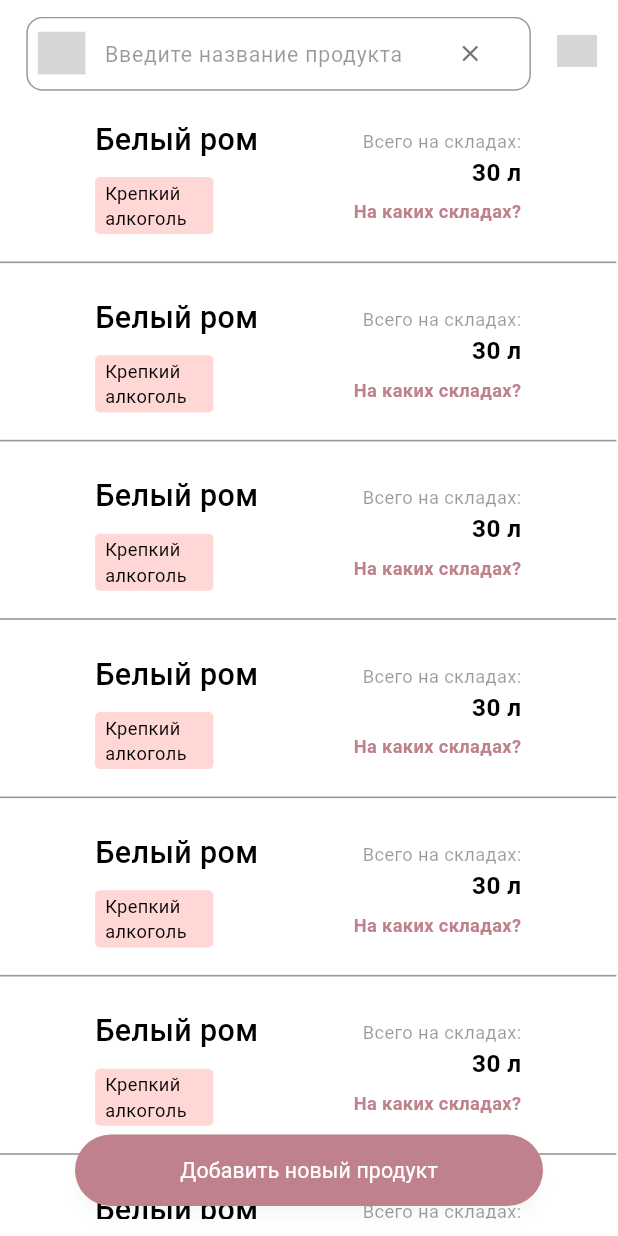
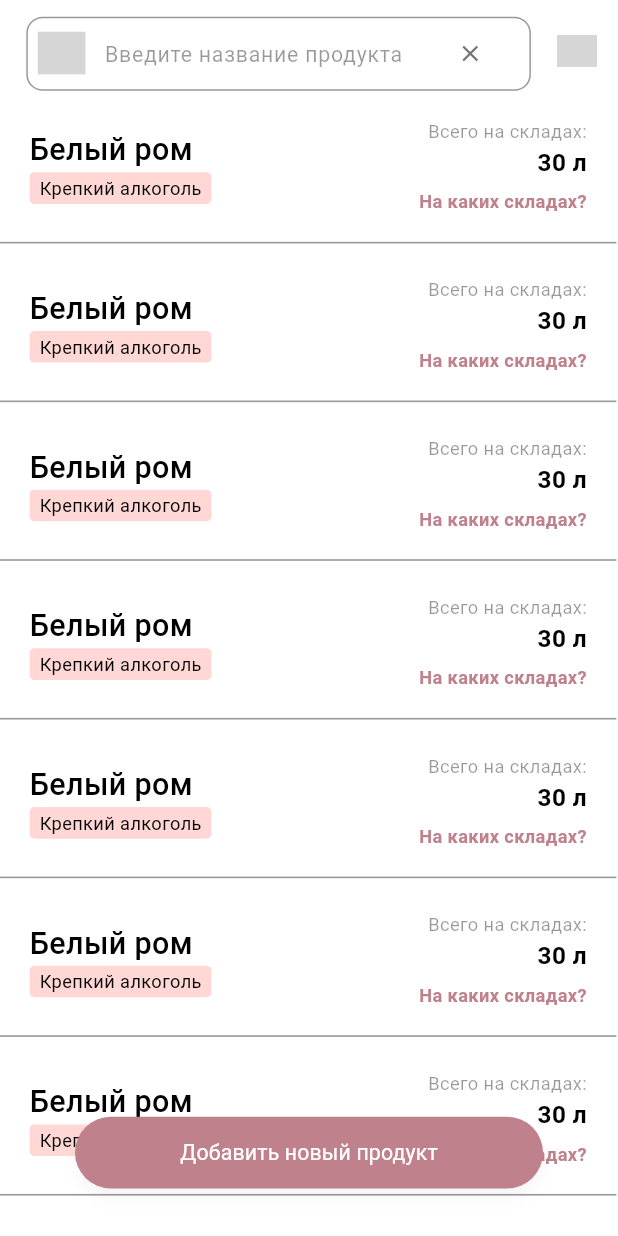
Before and after one commit to nvsich/csevent, a Flutter app: the ProductsScreen screen opened directly, on a phone screen of 412 x 824 dp. Run offline on Flutter 3.47's test engine with Material 3 defaults, Android fonts, the light colour scheme and no system bars; our stand-ins replace cached_network_image, flutter_svg, pin_code_fields; Roboto replaces fonts that are missing (Montserrat); grey boxes are pictures that could not be loaded.

Commit message:
fix events + products screens

```diff
--- a/lib/screens/dashboard/screens/events/events_screen.dart
+++ b/lib/screens/dashboard/screens/events/events_screen.dart
@@ -59,7 +59,7 @@ class EventsScreen extends StatelessWidget {
 
   Widget _buildEventCardsListItemWidget(context) {
     return Container(
-      width: MediaQuery.of(context).size.width,
+      width: MediaQuery.of(context).size.width - 45,
       padding: EdgeInsets.symmetric(
         horizontal: 62.h,
         vertical: 22.v,
--- a/lib/screens/dashboard/screens/products/products_screen.dart
+++ b/lib/screens/dashboard/screens/products/products_screen.dart
@@ -131,10 +131,10 @@ class ProductsScreen extends StatelessWidget {
   }) {
     return Container(
       margin: EdgeInsets.only(right: 1.h),
-      padding: EdgeInsets.symmetric(vertical: 18.v),
+      padding: EdgeInsets.symmetric(horizontal: 18.h, vertical: 18.v),
       decoration: AppDecoration.outlineBlack900,
       child: Row(
-        mainAxisAlignment: MainAxisAlignment.spaceEvenly,
+        mainAxisAlignment: MainAxisAlignment.spaceBetween,
         children: [
           Column(
             crossAxisAlignment: CrossAxisAlignment.start,
@@ -143,9 +143,7 @@ class ProductsScreen extends StatelessWidget {
                 productName,
                 style: theme.textTheme.titleLarge,
               ),
-              SizedBox(height: 10.v),
               Container(
-                width: 72.h,
                 padding: EdgeInsets.symmetric(
                   horizontal: 6.h,
                   vertical: 2.v,
@@ -153,11 +151,13 @@ class ProductsScreen extends StatelessWidget {
                 decoration: AppDecoration.fillRed.copyWith(
                   borderRadius: BorderRadiusStyle.roundedBorder3,
                 ),
-                child: Text(
-                  productType,
-                  style: theme.textTheme.bodySmall,
+                child: Flexible(
+                  child: Text(
+                    productType,
+                    style: theme.textTheme.bodySmall,
+                  ),
                 ),
-              )
+              ),
             ],
           ),
           _buildTotal(
```
